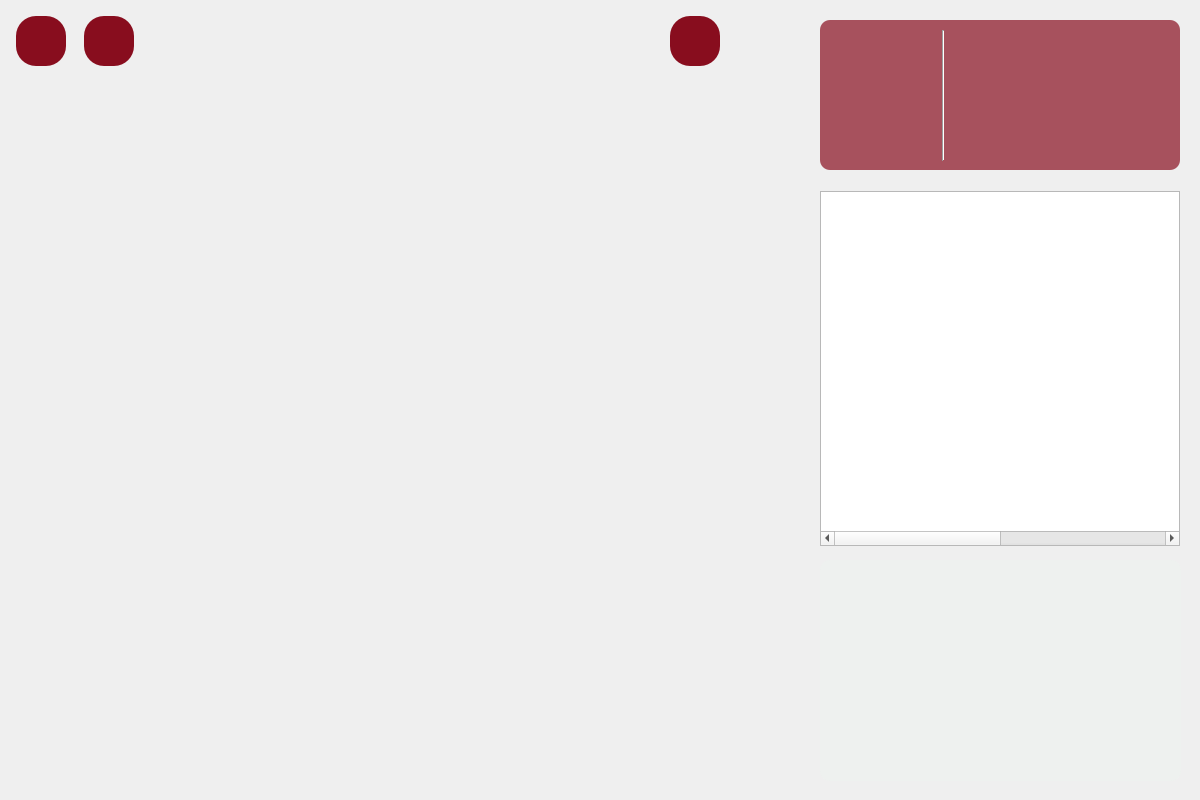
ce-itcr/Gladiators-GBP, file app/game.ui: the form before one commit.
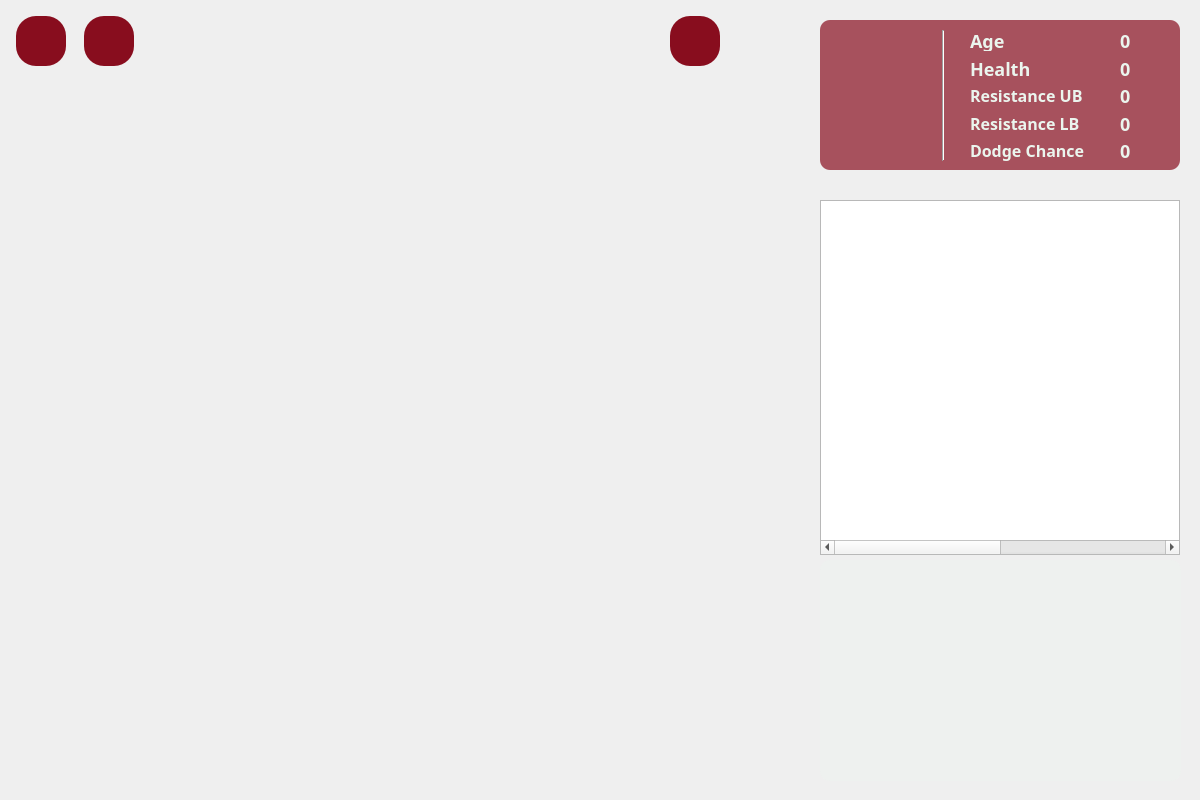
The form after the commit. Icons and pictures are not drawn.

Commit message: Player-Gladiators now can be pressed to update the label

Patch:
```diff
--- a/app/game.ui
+++ b/app/game.ui
@@ -112,7 +112,7 @@
    <property name="geometry">
     <rect>
      <x>820</x>
-     <y>191</y>
+     <y>200</y>
      <width>360</width>
      <height>355</height>
     </rect>
@@ -351,6 +351,236 @@
     <enum>QFrame::Raised</enum>
    </property>
   </widget>
+  <widget class="QLabel" name="ageLabel">
+   <property name="geometry">
+    <rect>
+     <x>970</x>
+     <y>30</y>
+     <width>67</width>
+     <height>21</height>
+    </rect>
+   </property>
+   <property name="styleSheet">
+    <string notr="true">font-family: Montserrat;
+font-style: normal;
+font-weight: 500;
+font-size: 18px;
+line-height: 22px;
+
+color: #EBF5EE;
+</string>
+   </property>
+   <property name="text">
+    <string>Age</string>
+   </property>
+  </widget>
+  <widget class="QLabel" name="healthLabel">
+   <property name="geometry">
+    <rect>
+     <x>970</x>
+     <y>58</y>
+     <width>67</width>
+     <height>21</height>
+    </rect>
+   </property>
+   <property name="styleSheet">
+    <string notr="true">font-family: Montserrat;
+font-style: normal;
+font-weight: 500;
+font-size: 18px;
+line-height: 22px;
+
+color: #EBF5EE;
+</string>
+   </property>
+   <property name="text">
+    <string>Health</string>
+   </property>
+  </widget>
+  <widget class="QLabel" name="resistanceUPLabel">
+   <property name="geometry">
+    <rect>
+     <x>970</x>
+     <y>85</y>
+     <width>121</width>
+     <height>21</height>
+    </rect>
+   </property>
+   <property name="styleSheet">
+    <string notr="true">font-family: Montserrat;
+font-style: normal;
+font-weight: 500;
+font-size: 16px;
+line-height: 22px;
+
+color: #EBF5EE;
+</string>
+   </property>
+   <property name="text">
+    <string>Resistance UB</string>
+   </property>
+  </widget>
+  <widget class="QLabel" name="resistanceLBLabel">
+   <property name="geometry">
+    <rect>
+     <x>970</x>
+     <y>113</y>
+     <width>121</width>
+     <height>21</height>
+    </rect>
+   </property>
+   <property name="styleSheet">
+    <string notr="true">font-family: Montserrat;
+font-style: normal;
+font-weight: 500;
+font-size: 16px;
+line-height: 22px;
+
+color: #EBF5EE;
+</string>
+   </property>
+   <property name="text">
+    <string>Resistance LB</string>
+   </property>
+  </widget>
+  <widget class="QLabel" name="dodgeLabel">
+   <property name="geometry">
+    <rect>
+     <x>970</x>
+     <y>140</y>
+     <width>121</width>
+     <height>21</height>
+    </rect>
+   </property>
+   <property name="styleSheet">
+    <string notr="true">font-family: Montserrat;
+font-style: normal;
+font-weight: 500;
+font-size: 16px;
+line-height: 22px;
+
+color: #EBF5EE;
+</string>
+   </property>
+   <property name="text">
+    <string>Dodge Chance</string>
+   </property>
+  </widget>
+  <widget class="QLabel" name="ageIN">
+   <property name="geometry">
+    <rect>
+     <x>1120</x>
+     <y>30</y>
+     <width>31</width>
+     <height>21</height>
+    </rect>
+   </property>
+   <property name="styleSheet">
+    <string notr="true">font-family: Montserrat;
+font-style: normal;
+font-weight: 500;
+font-size: 18px;
+line-height: 22px;
+
+color: #EBF5EE;
+</string>
+   </property>
+   <property name="text">
+    <string>0</string>
+   </property>
+  </widget>
+  <widget class="QLabel" name="healthIN">
+   <property name="geometry">
+    <rect>
+     <x>1120</x>
+     <y>58</y>
+     <width>31</width>
+     <height>21</height>
+    </rect>
+   </property>
+   <property name="styleSheet">
+    <string notr="true">font-family: Montserrat;
+font-style: normal;
+font-weight: 500;
+font-size: 18px;
+line-height: 22px;
+
+color: #EBF5EE;
+</string>
+   </property>
+   <property name="text">
+    <string>0</string>
+   </property>
+  </widget>
+  <widget class="QLabel" name="resUPIN">
+   <property name="geometry">
+    <rect>
+     <x>1120</x>
+     <y>85</y>
+     <width>31</width>
+     <height>21</height>
+    </rect>
+   </property>
+   <property name="styleSheet">
+    <string notr="true">font-family: Montserrat;
+font-style: normal;
+font-weight: 500;
+font-size: 18px;
+line-height: 22px;
+
+color: #EBF5EE;
+</string>
+   </property>
+   <property name="text">
+    <string>0</string>
+   </property>
+  </widget>
+  <widget class="QLabel" name="resLBIN">
+   <property name="geometry">
+    <rect>
+     <x>1120</x>
+     <y>113</y>
+     <width>31</width>
+     <height>21</height>
+    </rect>
+   </property>
+   <property name="styleSheet">
+    <string notr="true">font-family: Montserrat;
+font-style: normal;
+font-weight: 500;
+font-size: 18px;
+line-height: 22px;
+
+color: #EBF5EE;
+</string>
+   </property>
+   <property name="text">
+    <string>0</string>
+   </property>
+  </widget>
+  <widget class="QLabel" name="dodgeIN">
+   <property name="geometry">
+    <rect>
+     <x>1120</x>
+     <y>140</y>
+     <width>31</width>
+     <height>21</height>
+    </rect>
+   </property>
+   <property name="styleSheet">
+    <string notr="true">font-family: Montserrat;
+font-style: normal;
+font-weight: 500;
+font-size: 18px;
+line-height: 22px;
+
+color: #EBF5EE;
+</string>
+   </property>
+   <property name="text">
+    <string>0</string>
+   </property>
+  </widget>
  </widget>
  <resources>
   <include location="imgresources.qrc"/>
```
The commit also changes 6 other files.
